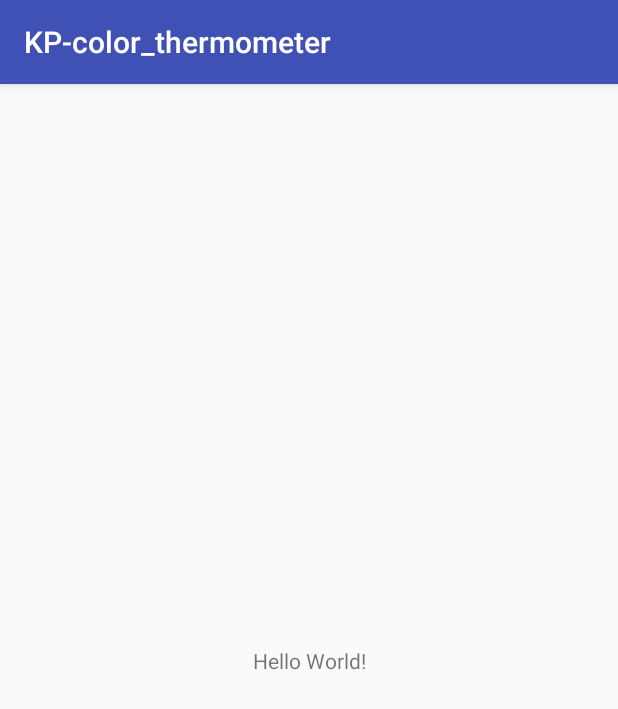
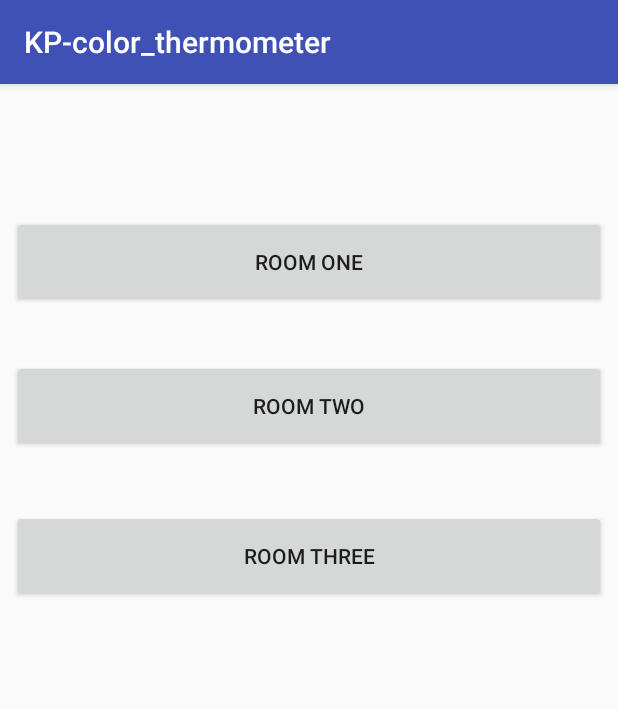
Before and after one commit to Squatt/KP-color_thermometer, an Android app: the screen it shows after launch (MainActivity), on a phone screen of 412 x 824 dp. Shown: the top 709 px of the screen. Run offline under Robolectric (Android 15) with nearby library versions, the phone set to English and light mode, and no system bars.

Commit message:
big improvement

```diff
--- a/app/src/main/AndroidManifest.xml
+++ b/app/src/main/AndroidManifest.xml
@@ -16,6 +16,8 @@
                 <category android:name="android.intent.category.LAUNCHER" />
             </intent-filter>
         </activity>
+        <activity android:name=".RoomScript"
+            android:theme="@style/Theme.AppCompat.Light.NoActionBar"/>
     </application>
 
 </manifest>
--- a/app/src/main/java/com/enterprise/squatt/kp_color_thermometer/MainActivity.java
+++ b/app/src/main/java/com/enterprise/squatt/kp_color_thermometer/MainActivity.java
@@ -1,13 +1,81 @@
 package com.enterprise.squatt.kp_color_thermometer;
 
+import android.content.Intent;
 import android.support.v7.app.AppCompatActivity;
 import android.os.Bundle;
+import android.view.View;
+import android.widget.Button;
+
+import java.util.ArrayList;
 
 public class MainActivity extends AppCompatActivity {
+    public static final String EXTRA_MESSAGE = "com.enterprise.squatt.MESSAGE";
+    public static final String EXTRA_COLOR_LIST = "com.enterprise.squatt.COLOR_LIST";
+
+    private Button room1Button = null;
+    private Button room2Button = null;
+    private Button room3Button = null;
 
     @Override
     protected void onCreate(Bundle savedInstanceState) {
         super.onCreate(savedInstanceState);
         setContentView(R.layout.activity_main);
+
+        // Get UI button
+        room1Button = findViewById(R.id.buttonRoom1);
+        room2Button = findViewById(R.id.buttonRoom2);
+        room3Button = findViewById(R.id.buttonRoom3);
+
+        room1Button.setOnClickListener(new Button.OnClickListener() {
+            public void onClick(View v)
+            {
+                // Initialize colors for Room One
+                Intent intent = new Intent(MainActivity.this, RoomScript.class);
+
+                ArrayList<String> colors = new ArrayList<>();
+                colors.add("#F00011");
+                colors.add("#00F110");
+                colors.add("#1000FF");
+
+                intent.putStringArrayListExtra(EXTRA_COLOR_LIST, colors);
+
+                startActivity(intent);
+            }
+        });
+
+        room2Button.setOnClickListener(new Button.OnClickListener() {
+            public void onClick(View v)
+            {
+                // Initialize colors for Room Two
+                Intent intent = new Intent(MainActivity.this, RoomScript.class);
+
+                ArrayList<String> colors = new ArrayList<>();
+                colors.add("#FF0002");
+                colors.add("#02F002");
+                colors.add("#0022FF");
+
+                intent.putStringArrayListExtra(EXTRA_COLOR_LIST, colors);
+
+                startActivity(intent);
+            }
+        });
+
+        room3Button.setOnClickListener(new Button.OnClickListener() {
+            public void onClick(View v)
+            {
+                // Initialize colors for Room Three
+                Intent intent = new Intent(MainActivity.this, RoomScript.class);
+
+                ArrayList<String> colors = new ArrayList<>();
+                colors.add("#FF3333");
+                colors.add("#33FF0F");
+                colors.add("#3003FF");
+
+                intent.putStringArrayListExtra(EXTRA_COLOR_LIST, colors);
+
+                startActivity(intent);
+            }
+        });
+
     }
 }
--- a/app/src/main/res/layout/activity_main.xml
+++ b/app/src/main/res/layout/activity_main.xml
@@ -6,13 +6,43 @@
     android:layout_height="match_parent"
     tools:context="com.enterprise.squatt.kp_color_thermometer.MainActivity">
 
-    <TextView
-        android:layout_width="wrap_content"
-        android:layout_height="wrap_content"
-        android:text="Hello World!"
-        app:layout_constraintBottom_toBottomOf="parent"
-        app:layout_constraintLeft_toLeftOf="parent"
-        app:layout_constraintRight_toRightOf="parent"
+    <Button
+        android:id="@+id/buttonRoom1"
+        android:layout_width="0dp"
+        android:layout_height="61dp"
+        android:layout_marginEnd="8dp"
+        android:layout_marginStart="8dp"
+        android:layout_marginTop="88dp"
+        android:text="@string/Room1"
+        app:layout_constraintEnd_toEndOf="parent"
+        app:layout_constraintHorizontal_bias="0.0"
+        app:layout_constraintStart_toStartOf="parent"
+        app:layout_constraintTop_toTopOf="parent" />
+
+    <Button
+        android:id="@+id/buttonRoom2"
+        android:layout_width="0dp"
+        android:layout_height="61dp"
+        android:layout_marginEnd="8dp"
+        android:layout_marginStart="8dp"
+        android:layout_marginTop="184dp"
+        android:text="@string/Room2"
+        app:layout_constraintEnd_toEndOf="parent"
+        app:layout_constraintHorizontal_bias="0.0"
+        app:layout_constraintStart_toStartOf="parent"
+        app:layout_constraintTop_toTopOf="parent" />
+
+    <Button
+        android:id="@+id/buttonRoom3"
+        android:layout_width="0dp"
+        android:layout_height="61dp"
+        android:layout_marginEnd="8dp"
+        android:layout_marginStart="8dp"
+        android:layout_marginTop="284dp"
+        android:text="@string/Room3"
+        app:layout_constraintEnd_toEndOf="parent"
+        app:layout_constraintHorizontal_bias="0.0"
+        app:layout_constraintStart_toStartOf="parent"
         app:layout_constraintTop_toTopOf="parent" />
 
 </android.support.constraint.ConstraintLayout>
--- a/app/src/main/res/values/strings.xml
+++ b/app/src/main/res/values/strings.xml
@@ -1,3 +1,8 @@
 <resources>
     <string name="app_name">KP-color_thermometer</string>
+    <string name="Room1">Room one</string>
+    <string name="Room2">Room two</string>
+    <string name="Room3">Room three</string>
+    <string name="transitionText">Transition : color => color</string>
+    <string name="counterText">Counter text</string>
 </resources>
```
Also changed, not shown: app/src/main/java/com/enterprise/squatt/kp_color_thermometer/RoomScript.java (added, +119 -0 lines), app/src/main/res/layout/room_script.xml (added, +44 -0 lines).
